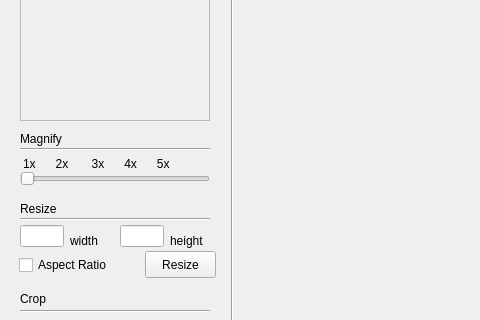
julioce/CompGraf, file trab1/mainwindow.ui: the form before one commit; both pictures show x 0 to 480 and y 88 to 408 of the 800 by 600 pixel window.
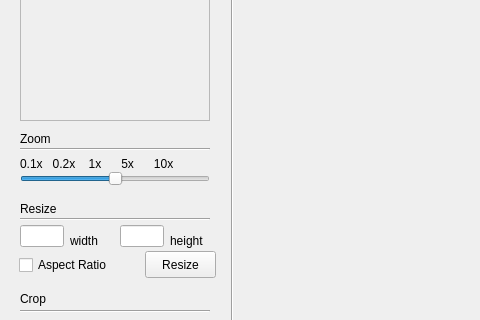
The form after the commit. Icons and pictures are not drawn.

Commit message: Função magnify foi modificada para a implementação do Zoom In e Zoom Out.

Patch:
```diff
--- a/trab1/mainwindow.ui
+++ b/trab1/mainwindow.ui
@@ -243,7 +243,7 @@
      </rect>
     </property>
     <property name="text">
-     <string>Magnify</string>
+     <string>Zoom</string>
     </property>
    </widget>
    <widget class="Line" name="line_3">
@@ -341,16 +341,16 @@
      </rect>
     </property>
     <property name="minimum">
-     <number>1</number>
+     <number>-10</number>
     </property>
     <property name="maximum">
-     <number>5</number>
+     <number>10</number>
     </property>
     <property name="pageStep">
      <number>1</number>
     </property>
     <property name="value">
-     <number>1</number>
+     <number>0</number>
     </property>
     <property name="orientation">
      <enum>Qt::Horizontal</enum>
@@ -359,14 +359,14 @@
    <widget class="QLabel" name="label">
     <property name="geometry">
      <rect>
-      <x>23</x>
+      <x>20</x>
       <y>225</y>
-      <width>190</width>
+      <width>200</width>
       <height>16</height>
      </rect>
     </property>
     <property name="text">
-     <string>1x      2x       3x      4x      5x</string>
+     <string>0.1x   0.2x    1x      5x      10x</string>
     </property>
    </widget>
    <widget class="QLabel" name="labelCrop">
```
Left out of the diff: 2 changed lines with no effect on the pictures. The commit also changes 8 other files.
